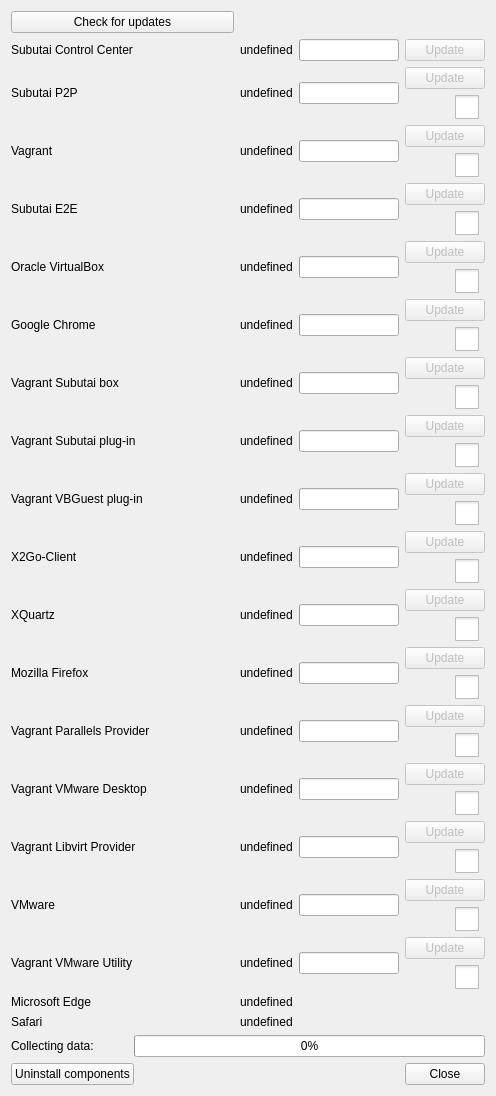
Before: the Qt Designer form hub/forms/DlgAbout.ui in subutai-io/control-center, drawn with Qt 5.
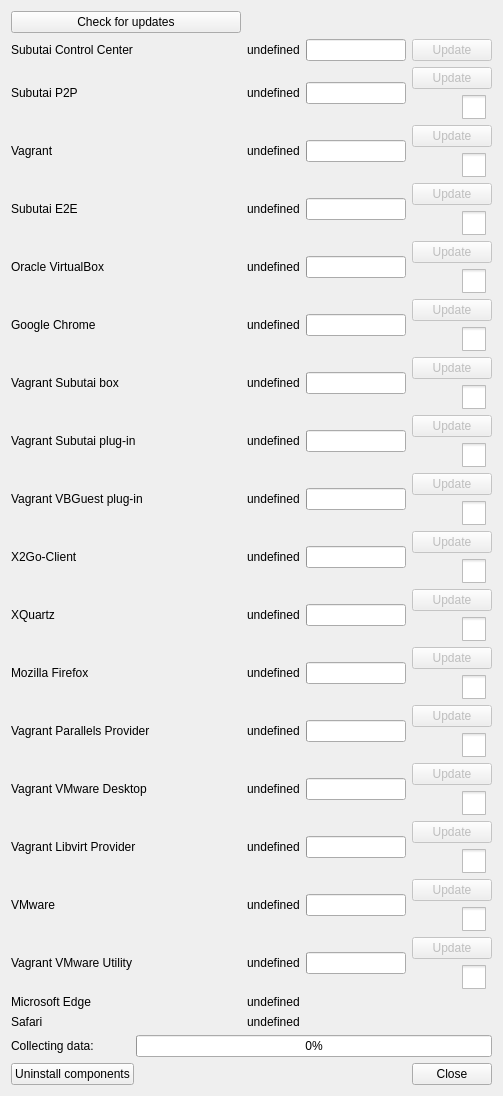
After: the same form once the commit is applied. Icons and pictures are not drawn.

Commit message: disabled checkbox fixing

The edit to the form file:
```diff
--- a/hub/forms/DlgAbout.ui
+++ b/hub/forms/DlgAbout.ui
@@ -6,7 +6,7 @@
    <rect>
     <x>0</x>
     <y>0</y>
-    <width>496</width>
+    <width>503</width>
     <height>846</height>
    </rect>
   </property>
```
Left out of the diff: 9 changed lines with no effect on the pictures.
